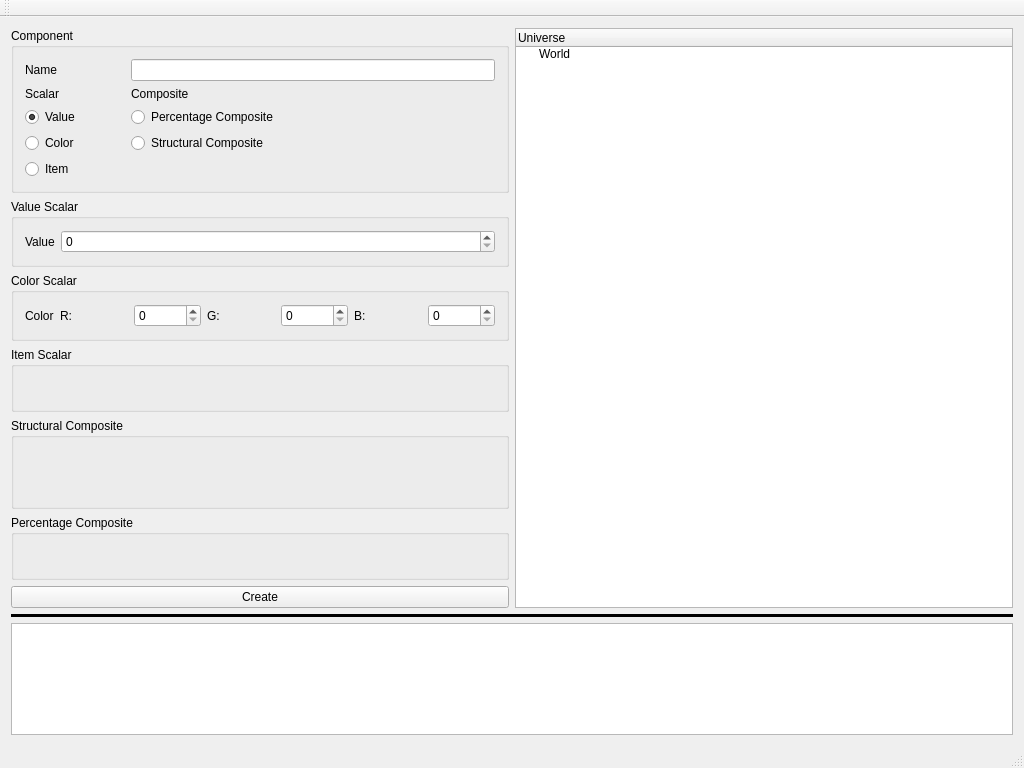
Before: the Qt Designer form app/AmberUI/amberview.ui in graninas/Amber, drawn with Qt 5.
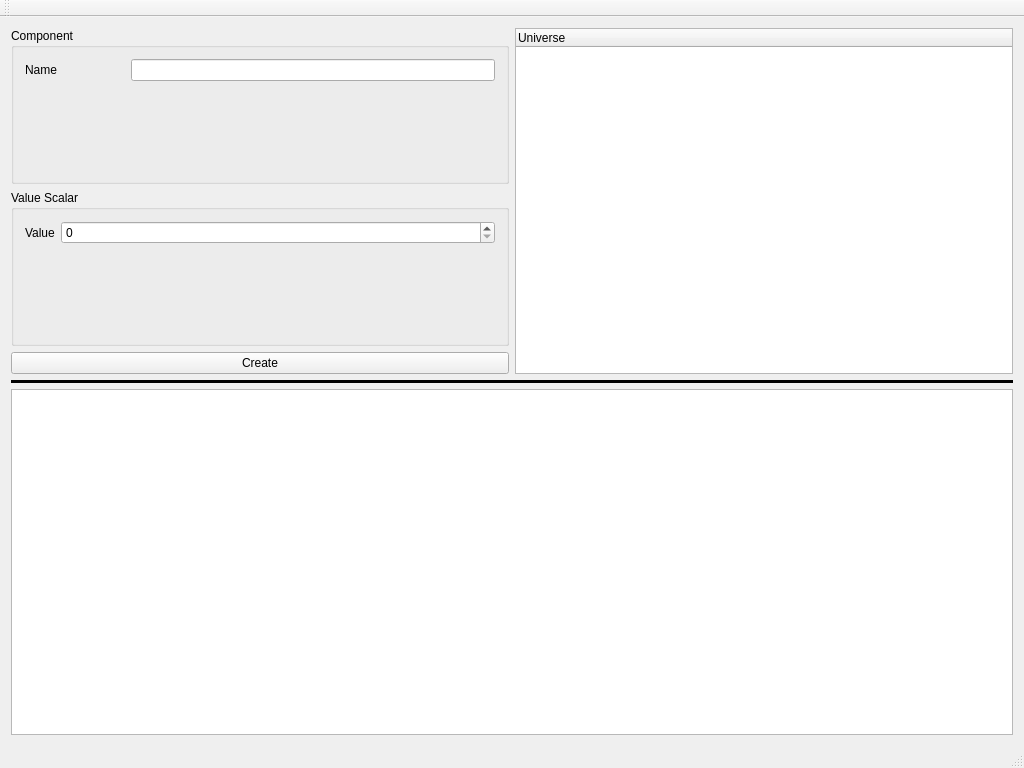
After: the same form once the commit is applied.

What changed in the file:
```diff
--- a/app/AmberUI/amberview.ui
+++ b/app/AmberUI/amberview.ui
@@ -65,58 +65,6 @@
            <item row="0" column="1">
             <widget class="QLineEdit" name="itemName"/>
            </item>
-           <item row="3" column="0">
-            <widget class="QRadioButton" name="valueScalarRB">
-             <property name="text">
-              <string>Value</string>
-             </property>
-             <property name="checked">
-              <bool>true</bool>
-             </property>
-            </widget>
-           </item>
-           <item row="4" column="0">
-            <widget class="QRadioButton" name="colorScalarRB">
-             <property name="text">
-              <string>Color</string>
-             </property>
-            </widget>
-           </item>
-           <item row="5" column="0">
-            <widget class="QRadioButton" name="itemScalarRB">
-             <property name="text">
-              <string>Item</string>
-             </property>
-            </widget>
-           </item>
-           <item row="3" column="1">
-            <widget class="QRadioButton" name="percentageCompositeRB">
-             <property name="text">
-              <string>Percentage Composite</string>
-             </property>
-            </widget>
-           </item>
-           <item row="4" column="1">
-            <widget class="QRadioButton" name="structuralCompositeRB">
-             <property name="text">
-              <string>Structural Composite</string>
-             </property>
-            </widget>
-           </item>
-           <item row="2" column="0">
-            <widget class="QLabel" name="label_5">
-             <property name="text">
-              <string>Scalar</string>
-             </property>
-            </widget>
-           </item>
-           <item row="2" column="1">
-            <widget class="QLabel" name="label_6">
-             <property name="text">
-              <string>Composite</string>
-             </property>
-            </widget>
-           </item>
           </layout>
          </widget>
         </item>
@@ -139,148 +87,6 @@
           </layout>
          </widget>
         </item>
-        <item>
-         <widget class="QGroupBox" name="colorScalarGB">
-          <property name="title">
-           <string>Color Scalar</string>
-          </property>
-          <layout class="QFormLayout" name="formLayout_5">
-           <item row="0" column="0">
-            <widget class="QLabel" name="label">
-             <property name="text">
-              <string>Color</string>
-             </property>
-            </widget>
-           </item>
-           <item row="0" column="1">
-            <layout class="QHBoxLayout" name="horizontalLayout_3">
-             <item>
-              <widget class="QLabel" name="label_2">
-               <property name="text">
-                <string>R:</string>
-               </property>
-              </widget>
-             </item>
-             <item>
-              <widget class="QSpinBox" name="colorRedSB"/>
-             </item>
-             <item>
-              <widget class="QLabel" name="label_3">
-               <property name="text">
-                <string>G:</string>
-               </property>
-              </widget>
-             </item>
-             <item>
-              <widget class="QSpinBox" name="colorGreenSB"/>
-             </item>
-             <item>
-              <widget class="QLabel" name="label_4">
-               <property name="text">
-                <string>B:</string>
-               </property>
-              </widget>
-             </item>
-             <item>
-              <widget class="QSpinBox" name="colorBlueSB"/>
-             </item>
-            </layout>
-           </item>
-          </layout>
-         </widget>
-        </item>
-        <item>
-         <widget class="QGroupBox" name="itemScalarGB">
-          <property name="title">
-           <string>Item Scalar</string>
-          </property>
-          <layout class="QFormLayout" name="formLayout_6">
-           <item row="0" column="0">
-            <spacer name="horizontalSpacer_5">
-             <property name="orientation">
-              <enum>Qt::Horizontal</enum>
-             </property>
-             <property name="sizeHint" stdset="0">
-              <size>
-               <width>40</width>
-               <height>20</height>
-              </size>
-             </property>
-            </spacer>
-           </item>
-          </layout>
-         </widget>
-        </item>
-        <item>
-         <widget class="QGroupBox" name="structuralCompositeGB">
-          <property name="title">
-           <string>Structural Composite</string>
-          </property>
-          <layout class="QFormLayout" name="formLayout_4">
-           <item row="1" column="0">
-            <spacer name="horizontalSpacer_2">
-             <property name="orientation">
-              <enum>Qt::Horizontal</enum>
-             </property>
-             <property name="sizeHint" stdset="0">
-              <size>
-               <width>464</width>
-               <height>20</height>
-              </size>
-             </property>
-            </spacer>
-           </item>
-           <item row="0" column="0">
-            <spacer name="horizontalSpacer">
-             <property name="orientation">
-              <enum>Qt::Horizontal</enum>
-             </property>
-             <property name="sizeHint" stdset="0">
-              <size>
-               <width>40</width>
-               <height>20</height>
-              </size>
-             </property>
-            </spacer>
-           </item>
-          </layout>
-         </widget>
-        </item>
-        <item>
-         <widget class="QGroupBox" name="percentageCompositeGB">
-          <property name="title">
-           <string>Percentage Composite</string>
-          </property>
-          <layout class="QFormLayout" name="formLayout">
-           <item row="0" column="0">
-            <spacer name="horizontalSpacer_3">
-             <property name="orientation">
-              <enum>Qt::Horizontal</enum>
-             </property>
-             <property name="sizeHint" stdset="0">
-              <size>
-               <width>40</width>
-               <height>20</height>
-              </size>
-             </property>
-            </spacer>
-           </item>
-           <item row="0" column="1">
-            <spacer name="horizontalSpacer_4">
-             <property name="orientation">
-              <enum>Qt::Horizontal</enum>
-             </property>
-             <property name="sizeHint" stdset="0">
-              <size>
-               <width>418</width>
-               <height>20</height>
-              </size>
-             </property>
-            </spacer>
-           </item>
-          </layout>
-         </widget>
-        </item>
         <item>
          <widget class="QPushButton" name="CreateItem">
           <property name="text">
@@ -297,11 +103,6 @@
           <string>Universe</string>
          </property>
         </column>
-        <item>
-         <property name="text">
-          <string>World</string>
-         </property>
-        </item>
        </widget>
       </item>
      </layout>
```
Left out of the diff: 83 changed lines with no effect on the pictures.
